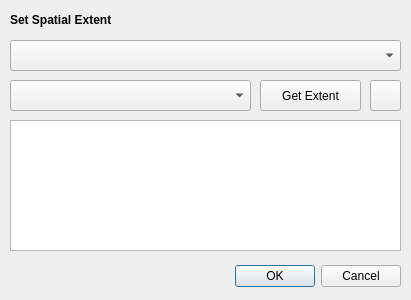
The window that spatial_dialog.ui (Open-EO/openeo-qgis-plugin) describes before a commit, drawn with Qt 5.
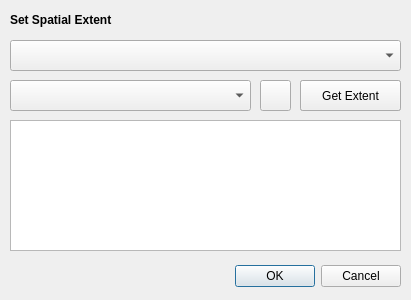
The same window after the commit. Icons and pictures are not drawn.

Commit message: finished spatial extent window, improved readability of process graph textfield

The edit to the form file:
```diff
--- a/spatial_dialog.ui
+++ b/spatial_dialog.ui
@@ -32,7 +32,7 @@
   <widget class="QPushButton" name="getBtn">
    <property name="geometry">
     <rect>
-     <x>260</x>
+     <x>300</x>
      <y>80</y>
      <width>101</width>
      <height>31</height>
@@ -55,7 +55,7 @@
   <widget class="QPushButton" name="reloadBtn">
    <property name="geometry">
     <rect>
-     <x>370</x>
+     <x>260</x>
      <y>80</y>
      <width>31</width>
      <height>31</height>
@@ -105,6 +105,27 @@
     <set>Qt::AlignLeading|Qt::AlignLeft|Qt::AlignVCenter</set>
    </property>
   </widget>
+  <widget class="QPushButton" name="drawBtn">
+   <property name="geometry">
+    <rect>
+     <x>300</x>
+     <y>80</y>
+     <width>101</width>
+     <height>31</height>
+    </rect>
+   </property>
+   <property name="text">
+    <string>Draw Extent</string>
+   </property>
+  </widget>
+  <zorder>drawBtn</zorder>
+  <zorder>buttonBox</zorder>
+  <zorder>getBtn</zorder>
+  <zorder>extentBox</zorder>
+  <zorder>reloadBtn</zorder>
+  <zorder>layersBox</zorder>
+  <zorder>processgraphSpatialExtent</zorder>
+  <zorder>label_8</zorder>
  </widget>
  <resources/>
  <connections>
```
The commit also changes 3 other files.
